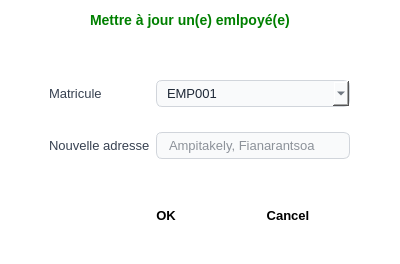
Before: the Qt Designer form ui/updateemployedialog.ui in eliphanio/Gestion-d-employer-et-de-paie, drawn with Qt 5.
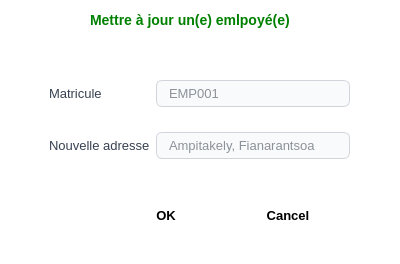
After: the same form once the commit is applied.

Diff of the .ui file:
```diff
--- a/ui/updateemployedialog.ui
+++ b/ui/updateemployedialog.ui
@@ -69,13 +69,6 @@
       </property>
      </widget>
     </item>
-    <item row="0" column="1">
-     <widget class="QComboBox" name="matriculeComboBox">
-      <property name="placeholderText">
-       <string>EMP001</string>
-      </property>
-     </widget>
-    </item>
     <item row="1" column="0">
      <widget class="QLabel" name="nouvelleAdresseLabel">
       <property name="text">
@@ -90,6 +83,13 @@
       </property>
      </widget>
     </item>
+    <item row="0" column="1">
+     <widget class="QLineEdit" name="matriculeLineEdit">
+      <property name="placeholderText">
+       <string>EMP001</string>
+      </property>
+     </widget>
+    </item>
    </layout>
   </widget>
   <widget class="QDialogButtonBox" name="buttonBoxUpdateEmploye">
```
